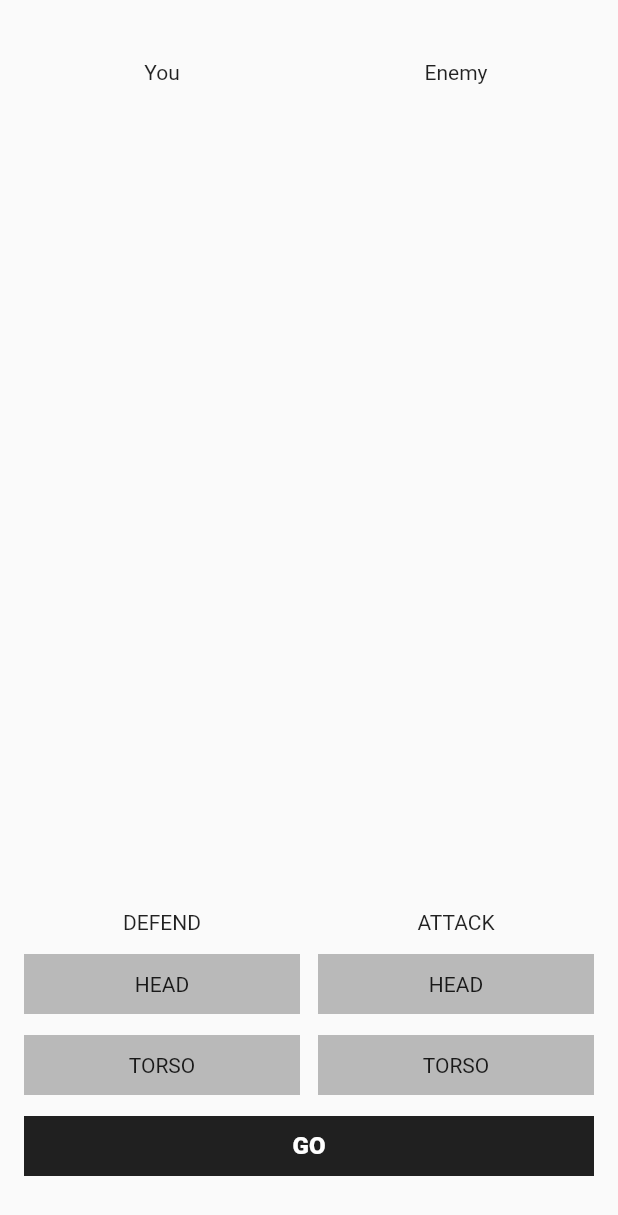
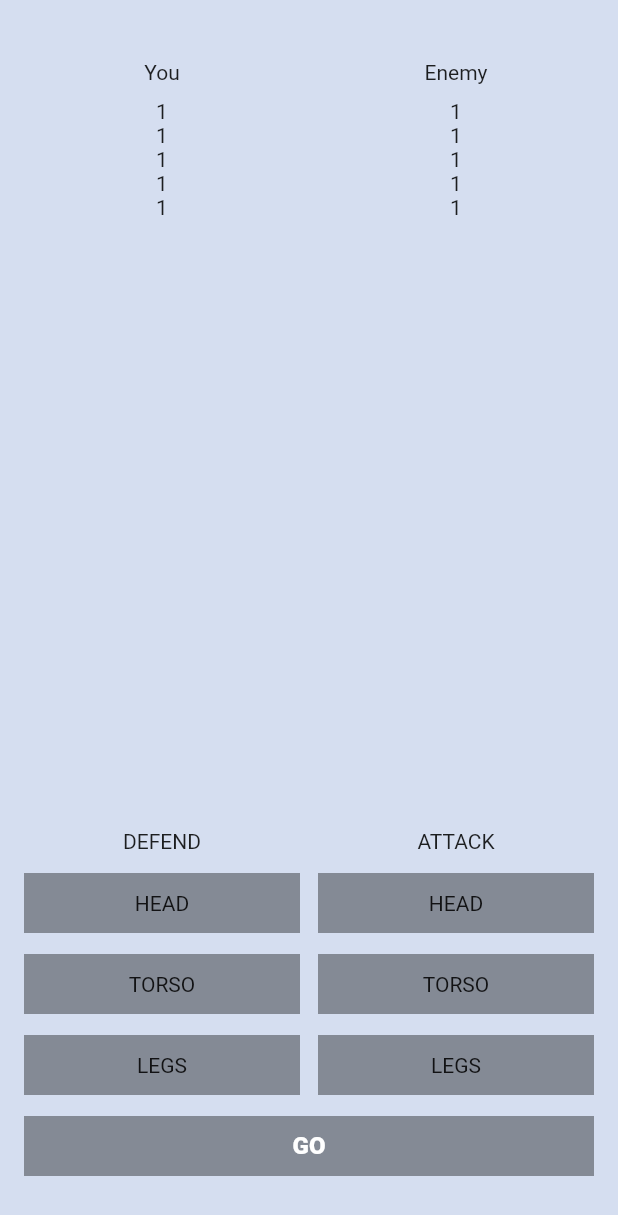
Before and after one commit to 77thecoder/skillbranch_flutter_fight_club, a Flutter app: the screen it shows after launch, on a phone screen of 412 x 824 dp. Shown: the top 1215 px of the screen. Run offline on Flutter 3.47's test engine with Material 2 defaults, Android fonts, the phone set to English and light mode, and no system bars.

Commit message:
hometask1

```diff
--- a/lib/main.dart
+++ b/lib/main.dart
@@ -23,26 +23,56 @@ class MyHomePage extends StatefulWidget {
 }
 
 class _MyHomePageState extends State<MyHomePage> {
-
   BodyPart? defendingBodyPart;
   BodyPart? attackingBodyPart;
 
   @override
   Widget build(BuildContext context) {
     return Scaffold(
+      backgroundColor: const Color.fromRGBO(213, 222, 240, 1),
       body: Column(
         children: [
           const SizedBox(height: 40),
           Row(
             children: [
               const SizedBox(width: 16),
-              Expanded(child: Center(child: Text("You"),),),
+              Expanded(
+                child: Center(
+                  child: Column(
+                    children: [
+                      Text("You"),
+                      const SizedBox(height: 10),
+                      Text("1"),
+                      Text("1"),
+                      Text("1"),
+                      Text("1"),
+                      Text("1"),
+                    ],
+                  ),
+                ),
+              ),
               const SizedBox(width: 12),
-              Expanded(child: Center(child: Text("Enemy"),),),
+              Expanded(
+                child: Center(
+                  child: Column(
+                    children: [
+                      Text("Enemy"),
+                      const SizedBox(height: 10),
+                      Text("1"),
+                      Text("1"),
+                      Text("1"),
+                      Text("1"),
+                      Text("1"),
+                    ],
+                  ),
+                ),
+              ),
               const SizedBox(width: 16),
             ],
           ),
-          Expanded(child: SizedBox(),),
+          Expanded(
+            child: SizedBox(),
+          ),
           Row(
             mainAxisAlignment: MainAxisAlignment.center,
             children: [
@@ -50,7 +80,9 @@ class _MyHomePageState extends State<MyHomePage> {
               Expanded(
                 child: Column(
                   children: [
-                    Text('Defend'.toUpperCase(),),
+                    Text(
+                      'Defend'.toUpperCase(),
+                    ),
                     const SizedBox(height: 13),
                     BodyPartButton(
                       bodyPart: BodyPart.head,
@@ -63,6 +95,12 @@ class _MyHomePageState extends State<MyHomePage> {
                       selected: defendingBodyPart == BodyPart.torso,
                       bodyPartSetter: _selectDefendingBodyPart,
                     ),
+                    const SizedBox(height: 14),
+                    BodyPartButton(
+                      bodyPart: BodyPart.legs,
+                      selected: defendingBodyPart == BodyPart.legs,
+                      bodyPartSetter: _selectDefendingBodyPart,
+                    ),
                   ],
                 ),
               ),
@@ -70,7 +108,9 @@ class _MyHomePageState extends State<MyHomePage> {
               Expanded(
                 child: Column(
                   children: [
-                    Text('Attack'.toUpperCase(),),
+                    Text(
+                      'Attack'.toUpperCase(),
+                    ),
                     const SizedBox(height: 13),
                     BodyPartButton(
                       bodyPart: BodyPart.head,
@@ -81,6 +121,12 @@ class _MyHomePageState extends State<MyHomePage> {
                     BodyPartButton(
                       bodyPart: BodyPart.torso,
                       selected: attackingBodyPart == BodyPart.torso,
+                      bodyPartSetter: _selectAttackingBodyPart,
+                    ),
+                    const SizedBox(height: 14),
+                    BodyPartButton(
+                      bodyPart: BodyPart.legs,
+                      selected: attackingBodyPart == BodyPart.legs,
                       bodyPartSetter: _selectAttackingBodyPart,
                     ),
                   ],
@@ -96,8 +142,13 @@ class _MyHomePageState extends State<MyHomePage> {
               Expanded(
                 child: SizedBox(
                   height: 40,
+                  child: GestureDetector(
+                    onTap: () => _clearSelectedButton(),
                     child: ColoredBox(
-                    color: Color.fromRGBO(0, 0, 0, 0.87),
+                      color:
+                          defendingBodyPart == null || attackingBodyPart == null
+                              ? Colors.black38
+                              : Color.fromRGBO(0, 0, 0, 0.87),
                       child: Center(
                         child: Text(
                           "Go".toUpperCase(),
@@ -105,6 +156,7 @@ class _MyHomePageState extends State<MyHomePage> {
                             fontWeight: FontWeight.w900,
                             fontSize: 16,
                             color: Colors.white,
+                          ),
                         ),
                       ),
                     ),
@@ -128,8 +180,17 @@ class _MyHomePageState extends State<MyHomePage> {
 
   void _selectAttackingBodyPart(final BodyPart value) {
     setState(() {
-      defendingBodyPart = value;
+      attackingBodyPart = value;
     });
+  }
+
+  void _clearSelectedButton() {
+    if (attackingBodyPart != null && defendingBodyPart != null) {
+      setState(() {
+        defendingBodyPart = null;
+        attackingBodyPart = null;
+      });
+    }
   }
 }
 
@@ -140,6 +201,7 @@ class BodyPart {
 
   static const head = BodyPart._("Head");
   static const torso = BodyPart._("Torso");
+  static const legs = BodyPart._("Legs");
 
   @override
   String toString() {
@@ -152,9 +214,12 @@ class BodyPartButton extends StatelessWidget {
   final bool selected;
   final ValueSetter<BodyPart> bodyPartSetter;
 
-  const BodyPartButton(
-      {Key? key, required this.bodyPart, required this.selected, required this.bodyPartSetter,})
-      : super(key: key);
+  const BodyPartButton({
+    Key? key,
+    required this.bodyPart,
+    required this.selected,
+    required this.bodyPartSetter,
+  }) : super(key: key);
 
   @override
   Widget build(BuildContext context) {
@@ -163,7 +228,8 @@ class BodyPartButton extends StatelessWidget {
       child: SizedBox(
         height: 40,
         child: ColoredBox(
-          color: selected ? const Color.fromRGBO(28, 121, 206, 1) : Colors.black26,
+          color:
+              selected ? const Color.fromRGBO(28, 121, 206, 1) : Colors.black38,
           child: Center(
             child: Text(bodyPart.name.toUpperCase()),
           ),
```
Also changed, not shown: 1 other file. Lines whose indentation alone changed are shown as unchanged.
